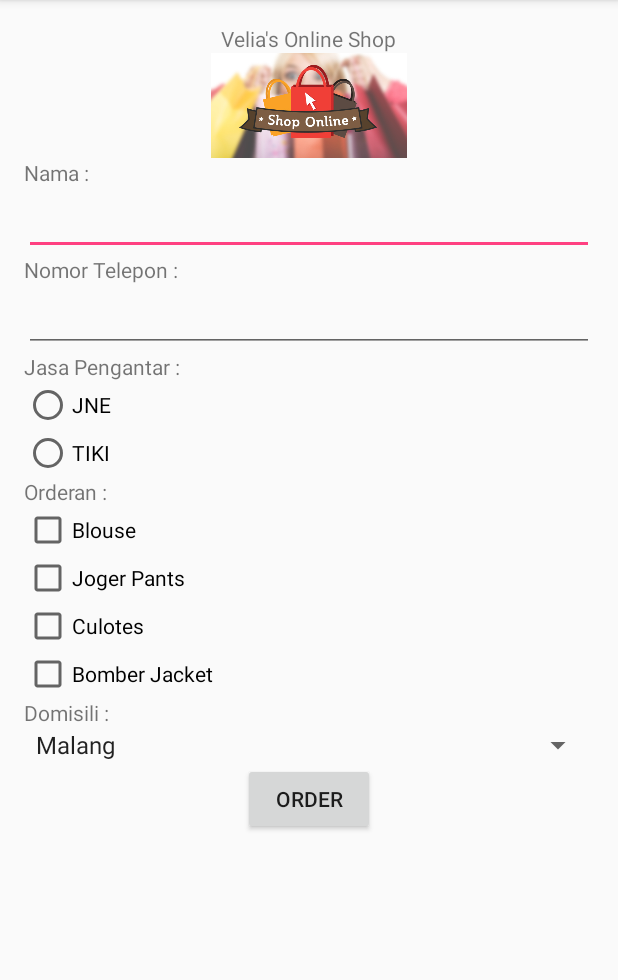
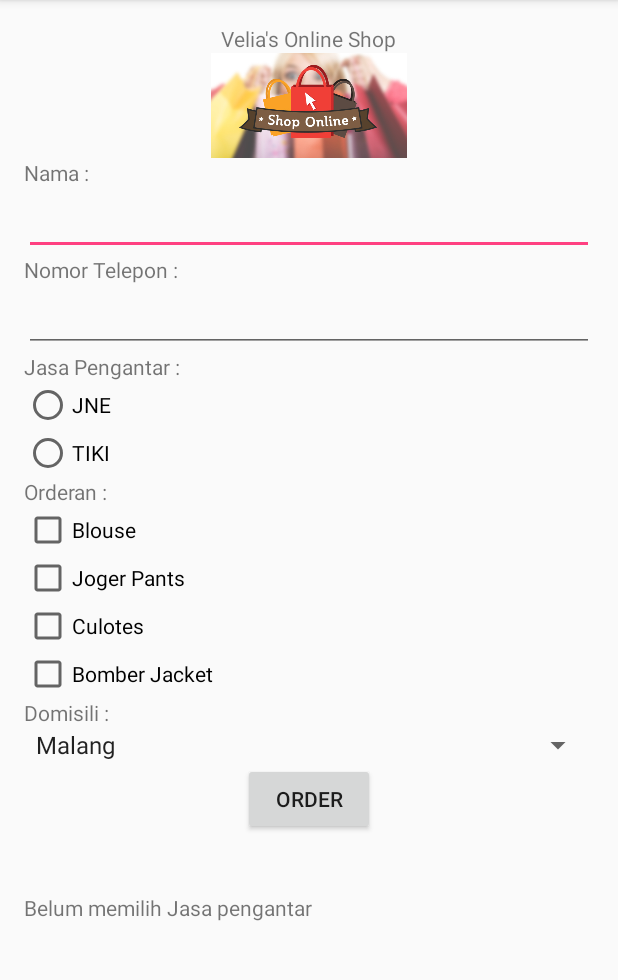
Before and after one commit to AlissaVelia/DeliveryOrderOnlineSho, an Android app: the screen it shows after launch (MainActivity), after a tap on "ORDER", on a phone screen of 412 x 824 dp, the part 84-1064 px from its top. Run offline under Robolectric (Android 15) with nearby library versions, the phone set to English and light mode, and no system bars.

Commit message:
1. menambahkan text view , plain text , radio grup , button text , checkbox 2. validasi

```diff
--- a/app/src/main/java/id/sch/smktelkom_mlg/tugas01/xirpl4003/deliveryorderonlineshop/MainActivity.java
+++ b/app/src/main/java/id/sch/smktelkom_mlg/tugas01/xirpl4003/deliveryorderonlineshop/MainActivity.java
@@ -9,6 +9,7 @@ import android.widget.EditText;
 import android.widget.RadioButton;
 import android.widget.RadioGroup;
 import android.widget.Spinner;
+import android.widget.TextView;
 
 public class MainActivity extends AppCompatActivity {
 
@@ -19,6 +20,7 @@ public class MainActivity extends AppCompatActivity {
     CheckBox cb1, cb2, cb3, cb4;
     RadioGroup rgJS;
     Button bOrder;
+    TextView tvHasil1 , tvHasil2 , tvHasil3 , tvHasil4;
 
 
     @Override
@@ -36,6 +38,11 @@ public class MainActivity extends AppCompatActivity {
         cb3 = (CheckBox) findViewById(R.id.checkBox3);
         cb4 = (CheckBox) findViewById(R.id.checkBox4);
         bOrder = (Button) findViewById(R.id.buttonOrder);
+        tvHasil1 = (TextView) findViewById(R.id.textViewHasil1);
+        tvHasil2 = (TextView) findViewById(R.id.textViewHasil2);
+        tvHasil3= (TextView) findViewById(R.id.textViewHasil3);
+        tvHasil4=(TextView) findViewById(R.id.textViewHasil4);
+
 
         bOrder.setOnClickListener(new View.OnClickListener() {
             @Override
@@ -50,7 +57,30 @@ public class MainActivity extends AppCompatActivity {
 
     private void doClick()
     {
+      String hasil = null;
 
+        if(rbJNE.isChecked())
+        {
+            hasil = rbJNE.getText().toString();
+
+        }
+        else if(rbTIKI.isChecked())
+        {
+            hasil = (rbTIKI.getText().toString());
+        }
+        if (hasil == null)
+        {
+            tvHasil3.setText("Belum memilih Jasa pengantar");
+        }
+
+         else
+        {
+            tvHasil3.setText("dengan Jasa pengantar " +hasil);
+        }
+        String check = "Orderan Anda :";
+        int startlen = check.length();
+        if(cb1.isChecked()) check += cb1.getText() + " ";
+        if(cb1.isChecked()) check += cb1.getText() + " ";
     }
 
     private void doProcess() {
```
